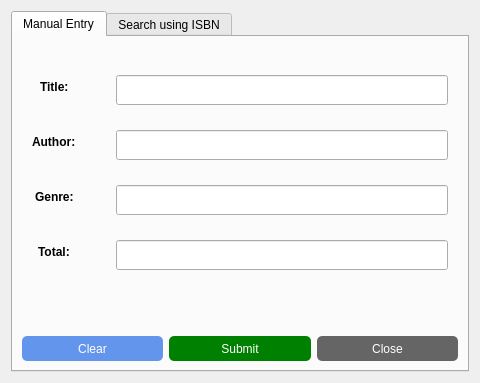
Old version of the form UI/uifiles/addbooks.ui in the repository ayushr01/Library-Management-System.
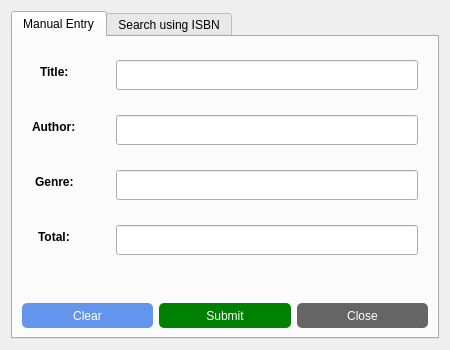
New version of the form.

Commit message: Fixed the size of add book dialog

Diff of the .ui file:
```diff
--- a/UI/uifiles/addbooks.ui
+++ b/UI/uifiles/addbooks.ui
@@ -6,10 +6,22 @@
    <rect>
     <x>0</x>
     <y>0</y>
-    <width>480</width>
-    <height>383</height>
+    <width>450</width>
+    <height>350</height>
    </rect>
   </property>
+  <property name="minimumSize">
+   <size>
+    <width>450</width>
+    <height>350</height>
+   </size>
+  </property>
+  <property name="maximumSize">
+   <size>
+    <width>450</width>
+    <height>350</height>
+   </size>
+  </property>
   <property name="windowTitle">
    <string>Add Members</string>
   </property>
```
The commit also changes 1 other file.
